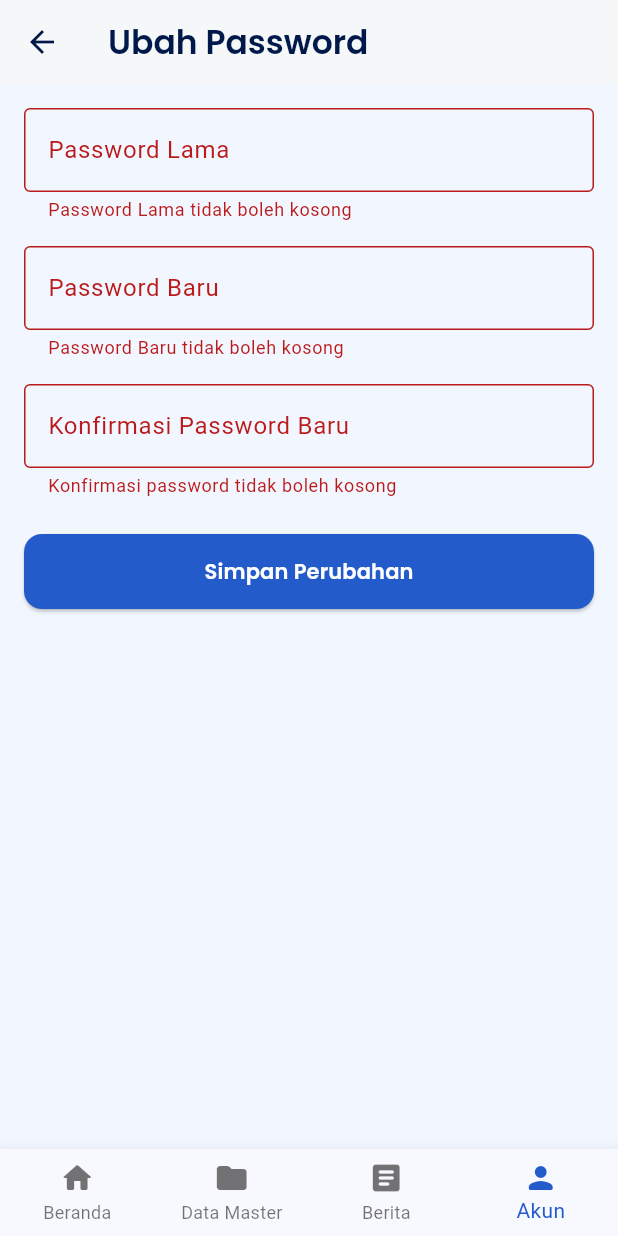
After one commit to iqbrak/TanonApp, a Flutter app: the DesaAkunChangePasswordPage screen opened by its route, after a tap on "Simpan Perubahan", on a phone screen of 412 x 824 dp. The commit adds this screen. Run offline on Flutter 3.47's test engine with Material 3 defaults, Android fonts, the phone set to English and light mode, and no system bars; our stand-ins replace cloud_firestore, file_picker, firebase_auth, firebase_core, firebase_database, go_router and 2 more; accounts and stored records are empty; statements that could not run were skipped.

Commit message:
feat: implement user password change

```diff
--- a/lib/modules/perangkat_desa/pages/data/users/pd_users_form.dart
+++ b/lib/modules/perangkat_desa/pages/data/users/pd_users_form.dart
@@ -113,7 +113,6 @@ class _DesaDataUsersFormPageState extends State<DesaDataUsersFormPage> {
     if (!_formKey.currentState!.validate()) return;
 
     try {
-      String birthPlaceDate = "${birthPlaceController.text.trim()}, ${birthDateController.text.trim()}";
       String address = "${rtController.text.trim()}, ${rwController.text.trim()}, ${dusunController.text.trim()}";
       String rt = rtController.text.trim();
 
--- /dev/null
+++ b/lib/modules/perangkat_desa/pages/pd_akun_change_password.dart
@@ -0,0 +1,176 @@
+import 'package:flutter/material.dart';
+import 'package:google_fonts/google_fonts.dart';
+import 'package:firebase_auth/firebase_auth.dart';
+import 'package:go_router/go_router.dart';
+
+class DesaAkunChangePasswordPage extends StatefulWidget {
+  const DesaAkunChangePasswordPage({super.key});
+
+  @override
+  State<DesaAkunChangePasswordPage> createState() =>
+      _DesaAkunChangePasswordPageState();
+}
+
+class _DesaAkunChangePasswordPageState extends State<DesaAkunChangePasswordPage> {
+  final _formKey = GlobalKey<FormState>();
+  final _auth = FirebaseAuth.instance;
+
+  final TextEditingController oldPasswordController = TextEditingController();
+  final TextEditingController newPasswordController = TextEditingController();
+  final TextEditingController confirmPasswordController =
+      TextEditingController();
+
+  bool isLoading = false;
+
+  @override
+  void dispose() {
+    oldPasswordController.dispose();
+    newPasswordController.dispose();
+    confirmPasswordController.dispose();
+    super.dispose();
+  }
+
+  Future<void> _changePassword() async {
+    if (!_formKey.currentState!.validate()) return;
+
+    setState(() => isLoading = true);
+
+    try {
+      final user = _auth.currentUser!;
+      final cred = EmailAuthProvider.credential(
+          email: user.email!, password: oldPasswordController.text.trim());
+
+      await user.reauthenticateWithCredential(cred);
+
+      await user.updatePassword(newPasswordController.text.trim());
+
+      if (!mounted) return;
+
+      ScaffoldMessenger.of(context).showSnackBar(
+        const SnackBar(content: Text('Password berhasil diperbarui')),
+      );
+
+      Future.delayed(const Duration(milliseconds: 300), () {
+        if (mounted) context.go('/pd/akun');
+      });
+
+    } on FirebaseAuthException catch (e) {
+      String errorMessage;
+
+      switch (e.code) {
+        case 'wrong-password':
+          errorMessage = 'Password lama salah';
+          break;
+        case 'weak-password':
+          errorMessage = 'Password baru terlalu lemah, gunakan minimal 6 karakter';
+          break;
+        case 'requires-recent-login':
+          errorMessage =
+              'Silakan login kembali sebelum mengganti password';
+          break;
+        default:
+          errorMessage = 'Gagal, password lama tidak sesuai';
+      }
+
+      ScaffoldMessenger.of(context).showSnackBar(
+        SnackBar(content: Text(errorMessage)),
+      );
+    } finally {
+      if (mounted) setState(() => isLoading = false);
+    }
+  }
+
+  Widget _buildPasswordField(
+      String label, TextEditingController controller, bool required) {
+    return TextFormField(
+      controller: controller,
+      obscureText: true,
+      decoration: InputDecoration(
+        labelText: label,
+        border: const OutlineInputBorder(),
+      ),
+      validator: (value) {
+        if (required && (value == null || value.isEmpty)) {
+          return '$label tidak boleh kosong';
+        }
+        return null;
+      },
+    );
+  }
+
+  @override
+  Widget build(BuildContext context) {
+    return Scaffold(
+      backgroundColor: const Color(0xFFF2F6FF),
+      appBar: AppBar(
+        backgroundColor: Colors.white,
+        elevation: 1,
+        leading: IconButton(
+          icon: const Icon(Icons.arrow_back, color: Color(0xFF00194A)),
+          onPressed: () => context.go('/pd/akun'),
+        ),
+        title: Text(
+          "Ubah Password",
+          style: GoogleFonts.poppins(
+            color: const Color(0xFF00194A),
+            fontWeight: FontWeight.w600,
+          ),
+        ),
+      ),
+      body: isLoading
+          ? const Center(child: CircularProgressIndicator())
+          : Padding(
+              padding: const EdgeInsets.all(16),
+              child: Form(
+                key: _formKey,
+                child: ListView(
+                  children: [
+                    _buildPasswordField('Password Lama', oldPasswordController, true),
+                    const SizedBox(height: 16),
+                    _buildPasswordField('Password Baru', newPasswordController, true),
+                    const SizedBox(height: 16),
+                    TextFormField(
+                      controller: confirmPasswordController,
+                      obscureText: true,
+                      decoration: const InputDecoration(
+                        labelText: 'Konfirmasi Password Baru',
+                        border: OutlineInputBorder(),
+                      ),
+                      validator: (value) {
+                        if (value == null || value.isEmpty) {
+                          return 'Konfirmasi password tidak boleh kosong';
+                        }
+                        if (value != newPasswordController.text.trim()) {
+                          return 'Password baru dan konfirmasi tidak sama';
+                        }
+                        return null;
+                      },
+                    ),
+                    const SizedBox(height: 24),
+                    SizedBox(
+                      width: double.infinity,
+                      height: 50,
+                      child: ElevatedButton(
+                        onPressed: _changePassword,
+                        style: ElevatedButton.styleFrom(
+                          backgroundColor: const Color(0xFF245BCA),
+                          shape: RoundedRectangleBorder(
+                            borderRadius: BorderRadius.circular(12),
+                          ),
+                        ),
+                        child: Text(
+                          'Simpan Perubahan',
+                          style: GoogleFonts.poppins(
+                            fontWeight: FontWeight.w600,
+                            color: Colors.white,
+                          ),
+                        ),
+                      ),
+                    ),
+                  ],
+                ),
+              ),
+            ),
+    );
+  }
+}
--- a/lib/modules/perangkat_desa/pages/pd_akun_profil_form.dart
+++ b/lib/modules/perangkat_desa/pages/pd_akun_profil_form.dart
@@ -120,8 +120,6 @@ class _DesaAkunProfilFormPageState extends State<DesaAkunProfilFormPage> {
     if (!_formKey.currentState!.validate()) return;
 
     try {
-      String birthPlaceDate =
-          "${birthPlaceController.text.trim()}, ${birthDateController.text.trim()}";
       String address =
           "${rtController.text.trim()}, ${rwController.text.trim()}, ${dusunController.text.trim()}";
       String rt = rtController.text.trim();
--- a/lib/router.dart
+++ b/lib/router.dart
@@ -10,6 +10,7 @@ import 'modules/perangkat_desa/pages/pd_berita.dart';
 import 'modules/perangkat_desa/pages/pd_akun.dart';
 import 'modules/perangkat_desa/pages/pd_akun_profil.dart';
 import 'modules/perangkat_desa/pages/pd_akun_profil_form.dart';
+import 'modules/perangkat_desa/pages/pd_akun_change_password.dart';
 import 'modules/perangkat_desa/pages/data/users/pd_users.dart';
 import 'modules/perangkat_desa/pages/data/users/pd_users_form.dart';
 import 'modules/perangkat_desa/pages/data/services/pd_services.dart';
@@ -42,6 +43,7 @@ final GoRouter appRouter = GoRouter(
         GoRoute(path: '/pd/akun', builder: (_, __) => const DesaAkunPage()),
         GoRoute(path: '/pd/akun/profil', builder: (_, __) => const DesaAkunProfilPage()),
         GoRoute(path: '/pd/akun/profil/form', builder: (_, __) => const DesaAkunProfilFormPage()),
+        GoRoute(path: '/pd/akun/password', builder: (_, __) => const DesaAkunChangePasswordPage()),
         GoRoute(path: '/pd/data/users', builder: (_, __) => const DesaDataUsersPage()),
         GoRoute(path: '/pd/data/users/add', builder: (_, __) => const DesaDataUsersFormPage()),
         GoRoute(path: '/pd/data/users/edit', builder: (context, state) => DesaDataUsersFormPage(id: state.uri.queryParameters['id'])),
```
